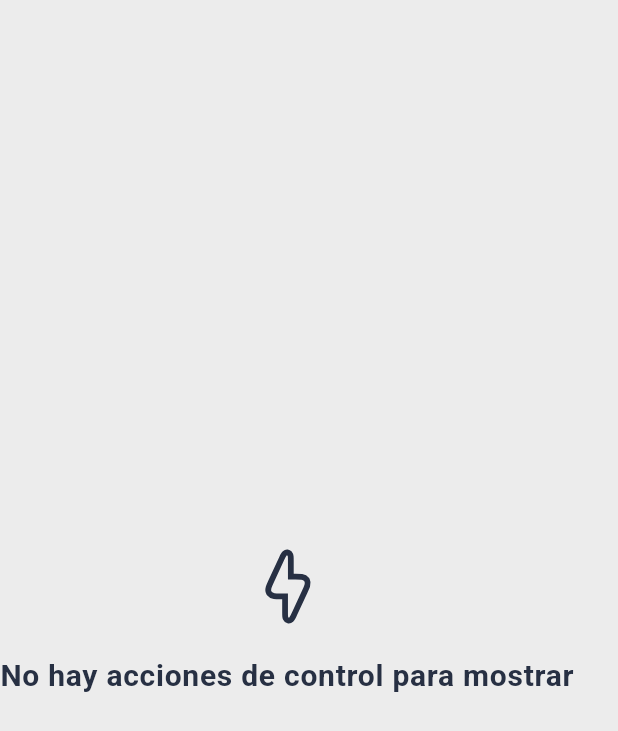
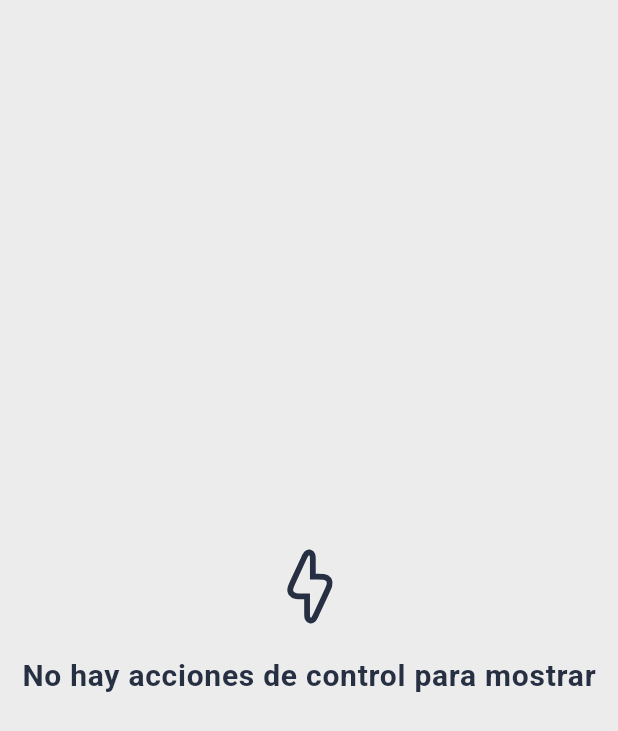
Before and after one commit to TP1202510030/mobile_app, a Flutter app: the ActuatorsSection widget shown alone on an empty page, opened directly with empty values, on a phone screen of 412 x 824 dp. Shown: the top 731 px of the screen. Run offline on Flutter 3.47's test engine with Material 3 defaults, Android fonts, the phone set to English and light mode, and no system bars; our stand-ins replace flutter_svg, go_router, syncfusion_flutter_charts; network calls fail.

```diff
--- a/lib/domain/models/grow_room/grow_room.dart
+++ b/lib/domain/models/grow_room/grow_room.dart
@@ -7,6 +7,7 @@ class GrowRoom {
   final List<Measurement> latestMeasurements;
   final bool hasActiveCrop;
   final Map<String, String> actuatorStates;
+  final int? activeCropId;
 
   GrowRoom({
     required this.id,
@@ -15,6 +16,7 @@ class GrowRoom {
     required this.latestMeasurements,
     required this.hasActiveCrop,
     required this.actuatorStates,
+    this.activeCropId,
   });
 
   factory GrowRoom.fromJson(Map<String, dynamic> json) {
@@ -30,6 +32,7 @@ class GrowRoom {
           .toList(),
       hasActiveCrop: json['hasActiveCrop'],
       actuatorStates: states,
+      activeCropId: json['activeCropId'],
     );
   }
 }
--- a/lib/routing/router.dart
+++ b/lib/routing/router.dart
@@ -95,6 +95,8 @@ GoRouter router() => GoRouter(
           pageBuilder: (context, state) {
             final cropIdString = state.pathParameters['cropId']!;
             final cropId = int.parse(cropIdString);
+            final String growRoomName =
+                state.extra as String? ?? 'Nave de Cultivo';
 
             final measurementService =
                 MeasurementService(baseUrl: 'http://localhost:3000');
@@ -114,7 +116,7 @@ GoRouter router() => GoRouter(
               state: state,
               child: BaseLayout(
                 title: Text(
-                  'Nave $cropIdString',
+                  growRoomName,
                   style: Theme.of(context).textTheme.displaySmall,
                 ),
                 body: CropScreen(viewModel: viewModel),
@@ -192,7 +194,6 @@ GoRouter router() => GoRouter(
         GoRoute(
           path: Routes.finishedCropDetail,
           pageBuilder: (context, state) {
-            final growRoomId = int.parse(state.pathParameters['growRoomId']!);
             final cropId = int.parse(state.pathParameters['cropId']!);
 
             final totalProduction = state.extra as String? ?? 'N/A';
--- a/lib/ui/crop/widgets/crop_screen/actuators_section.dart
+++ b/lib/ui/crop/widgets/crop_screen/actuators_section.dart
@@ -2,7 +2,6 @@ import 'package:flutter/material.dart';
 import 'package:flutter_svg/svg.dart';
 import 'package:intl/intl.dart';
 import 'package:mobile_app/domain/models/grow_room/actuator.dart';
-
 import 'package:mobile_app/domain/models/grow_room/control_action.dart';
 import 'package:mobile_app/ui/core/themes/icons.dart';
 import 'package:mobile_app/ui/crop/view_models/active_crop_viewmodel.dart';
@@ -16,14 +15,29 @@ class ActuatorsSection extends StatelessWidget {
     return ListenableBuilder(
       listenable: viewModel,
       builder: (context, child) {
-        if (viewModel.isLoadingActions) {
+        if (viewModel.isLoadingActions && viewModel.controlActions.isEmpty) {
           return const Center(child: CircularProgressIndicator());
         }
+
         if (viewModel.actionsError != null) {
           return Center(child: Text(viewModel.actionsError!));
         }
+
+        return RefreshIndicator(
+          onRefresh: viewModel.refreshData,
+          child: _buildContent(context),
+        );
+      },
+    );
+  }
+
+  Widget _buildContent(BuildContext context) {
     if (viewModel.controlActions.isEmpty) {
-          return Column(
+      return Stack(
+        children: [
+          ListView(),
+          Center(
+            child: Column(
               mainAxisAlignment: MainAxisAlignment.center,
               children: [
                 SvgPicture.asset(
@@ -41,10 +55,14 @@ class ActuatorsSection extends StatelessWidget {
                   style: Theme.of(context).textTheme.bodyLarge,
                 ),
               ],
+            ),
+          ),
+        ],
       );
     }
 
     return SingleChildScrollView(
+      physics: const AlwaysScrollableScrollPhysics(),
       child: Column(
         crossAxisAlignment: CrossAxisAlignment.start,
         children: [
@@ -53,8 +71,6 @@ class ActuatorsSection extends StatelessWidget {
           _HistorySection(viewModel: viewModel),
         ],
       ),
-        );
-      },
     );
   }
 }
@@ -95,7 +111,6 @@ class _CurrentStatusSection extends StatelessWidget {
   }
 }
 
-// Widget para mostrar el estado de un solo actuador
 class _ActuatorStatusWidget extends StatelessWidget {
   final Actuator actuator;
   final ControlAction? latestAction;
--- a/lib/ui/home/view_models/home_viewmodel.dart
+++ b/lib/ui/home/view_models/home_viewmodel.dart
@@ -10,7 +10,7 @@ class HomeViewModel extends ChangeNotifier {
   String _searchQuery = '';
 
   HomeViewModel(this._service) {
-    fetchGrowRooms(1);
+    fetchGrowRooms(1); // Example companyId, replace with actual
   }
 
   final TextEditingController searchController = TextEditingController();
@@ -53,6 +53,10 @@ class HomeViewModel extends ChangeNotifier {
     }
   }
 
+  Future<void> refreshGrowRooms() async {
+    await fetchGrowRooms(1); // Example companyId, replace with actual
+  }
+
   void selectTab(int index) {
     if (_selectedTabIndex != index) {
       _selectedTabIndex = index;
--- a/pubspec.yaml
+++ b/pubspec.yaml
@@ -93,7 +93,7 @@ flutter:
           style: italic
 
   assets:
-    - assets/images/
+    # - assets/images/
     - assets/icons/
 
   # An image asset can refer to one or more resolution-specific "variants", see
```
Also changed, not shown: lib/ui/crop/view_models/active_crop_viewmodel.dart (+5 -4 lines), lib/ui/crop/widgets/crop_screen/crop_screen.dart (+15 -4 lines), lib/ui/crop/widgets/crop_screen/sensors_section.dart (+24 -9 lines), lib/ui/home/widgets/grow_rooms_section.dart (+8 -2 lines). Lines whose indentation alone changed are shown as unchanged.
